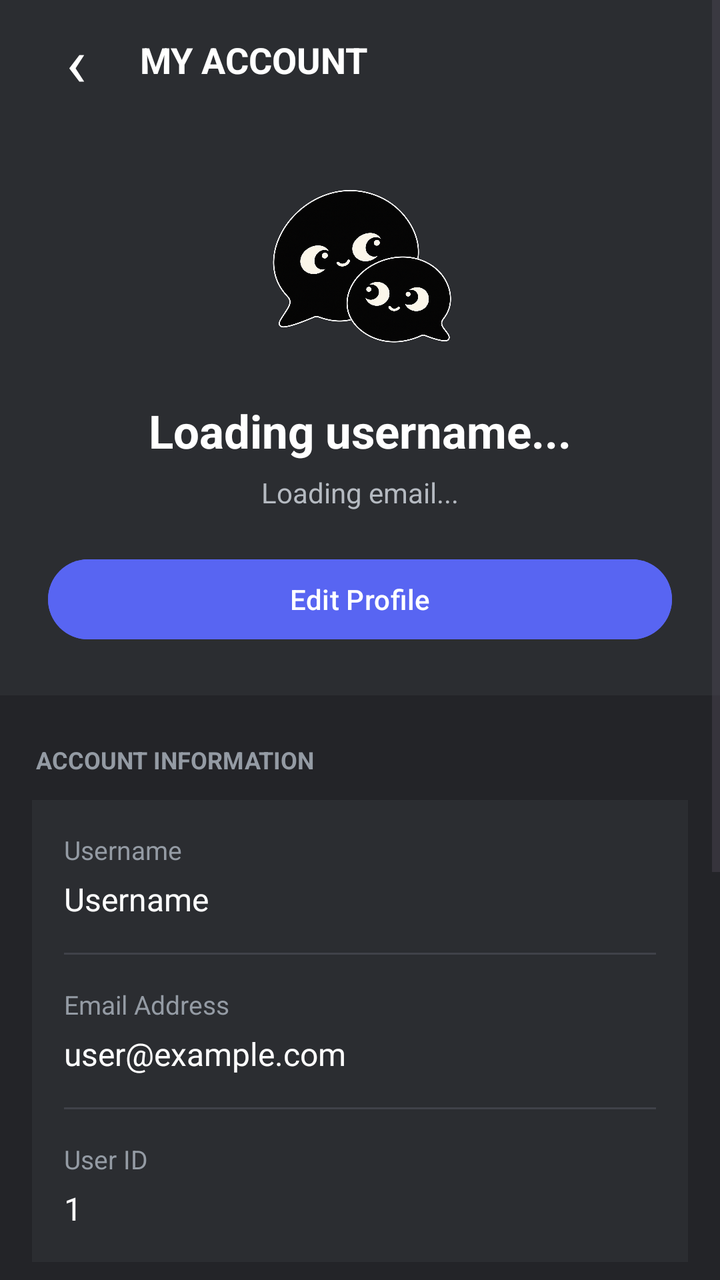
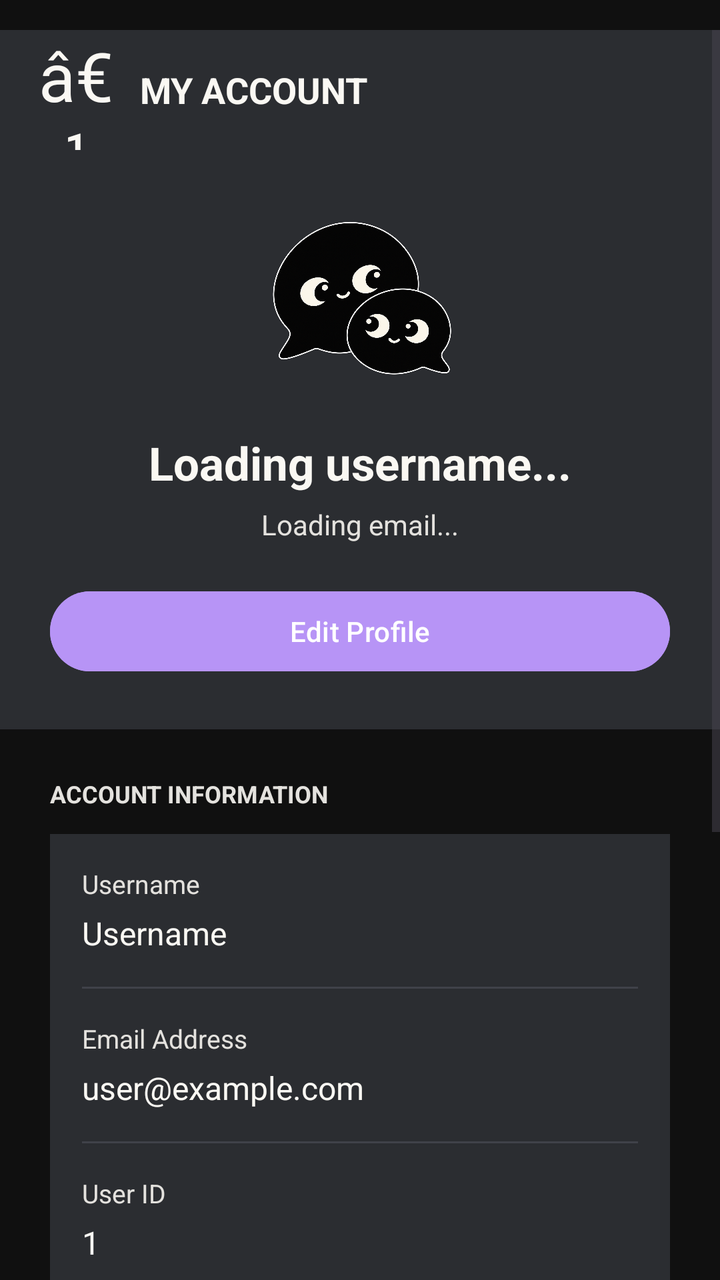

Before-and-after screenshots of an Android layout around one commit, followed by the original layout XML and the change that was made.
<!-- AndroidManifest.xml: application theme Theme.Yappy -->
<!-- res/layout/activity_account.xml -->
<?xml version="1.0" encoding="utf-8"?>
<ScrollView
    xmlns:android="http://schemas.android.com/apk/res/android"
    android:layout_width="match_parent"
    android:layout_height="match_parent"
    android:background="#232428"
    android:fillViewport="true">

    <LinearLayout
        android:layout_width="match_parent"
        android:layout_height="wrap_content"
        android:orientation="vertical"
        android:paddingBottom="24dp">

        

        <LinearLayout
            android:layout_width="match_parent"
            android:layout_height="60dp"
            android:gravity="center_vertical"
            android:orientation="horizontal"
            android:paddingHorizontal="18dp"
            android:background="#2B2D31">

            <TextView
                android:id="@+id/backButton"
                android:layout_width="40dp"
                android:layout_height="match_parent"
                android:gravity="center"
                android:text="‹"
                android:textColor="#FFFFFF"
                android:textSize="34sp"
                android:contentDescription="Back" />

            <TextView
                android:layout_width="wrap_content"
                android:layout_height="wrap_content"
                android:layout_marginStart="12dp"
                android:text="MY ACCOUNT"
                android:textColor="#FFFFFF"
                android:textSize="18sp"
                android:textStyle="bold" />

        </LinearLayout>

        

        <LinearLayout
            android:layout_width="match_parent"
            android:layout_height="wrap_content"
            android:orientation="vertical"
            android:gravity="center"
            android:padding="24dp"
            android:background="#2B2D31">

            <ImageView
                android:layout_width="100dp"
                android:layout_height="100dp"
                android:src="@drawable/logo"
                android:contentDescription="Profile avatar" />

            <TextView
                android:id="@+id/profileUsername"
                android:layout_width="wrap_content"
                android:layout_height="wrap_content"
                android:layout_marginTop="16dp"
                android:text="Loading username..."
                android:textColor="#FFFFFF"
                android:textSize="23sp"
                android:textStyle="bold" />

            <TextView
                android:id="@+id/profileEmail"
                android:layout_width="wrap_content"
                android:layout_height="wrap_content"
                android:layout_marginTop="6dp"
                android:text="Loading email..."
                android:textColor="#B5BAC1"
                android:textSize="14sp" />

            <Button
                android:id="@+id/editProfileButton"
                android:layout_width="match_parent"
                android:layout_height="48dp"
                android:layout_marginTop="20dp"
                android:backgroundTint="#5865F2"
                android:text="Edit Profile"
                android:textColor="#FFFFFF" />

        </LinearLayout>

        

        <TextView
            android:layout_width="match_parent"
            android:layout_height="wrap_content"
            android:paddingStart="18dp"
            android:paddingTop="24dp"
            android:paddingBottom="12dp"
            android:text="ACCOUNT INFORMATION"
            android:textColor="#949BA4"
            android:textSize="12sp"
            android:textStyle="bold" />

        <LinearLayout
            android:layout_width="match_parent"
            android:layout_height="wrap_content"
            android:layout_marginHorizontal="16dp"
            android:background="#2B2D31"
            android:orientation="vertical"
            android:padding="16dp">

            <TextView
                android:layout_width="wrap_content"
                android:layout_height="wrap_content"
                android:text="Username"
                android:textColor="#949BA4"
                android:textSize="13sp" />

            <TextView
                android:id="@+id/accountUsername"
                android:layout_width="match_parent"
                android:layout_height="wrap_content"
                android:layout_marginTop="5dp"
                android:text="Username"
                android:textColor="#FFFFFF"
                android:textSize="16sp" />

            <View
                android:layout_width="match_parent"
                android:layout_height="1dp"
                android:layout_marginVertical="16dp"
                android:background="#404249" />

            <TextView
                android:layout_width="wrap_content"
                android:layout_height="wrap_content"
                android:text="Email Address"
                android:textColor="#949BA4"
                android:textSize="13sp" />

            <TextView
                android:id="@+id/accountEmail"
                android:layout_width="match_parent"
                android:layout_height="wrap_content"
                android:layout_marginTop="5dp"
                android:text="user@example.com"
                android:textColor="#FFFFFF"
                android:textSize="16sp" />

            <View
                android:layout_width="match_parent"
                android:layout_height="1dp"
                android:layout_marginVertical="16dp"
                android:background="#404249" />

            <TextView
                android:layout_width="wrap_content"
                android:layout_height="wrap_content"
                android:text="User ID"
                android:textColor="#949BA4"
                android:textSize="13sp" />

            <TextView
                android:id="@+id/accountUserId"
                android:layout_width="match_parent"
                android:layout_height="wrap_content"
                android:layout_marginTop="5dp"
                android:text="1"
                android:textColor="#FFFFFF"
                android:textSize="16sp" />

        </LinearLayout>

        

        <TextView
            android:layout_width="match_parent"
            android:layout_height="wrap_content"
            android:paddingStart="18dp"
            android:paddingTop="24dp"
            android:paddingBottom="12dp"
            android:text="ACCOUNT SETTINGS"
            android:textColor="#949BA4"
            android:textSize="12sp"
            android:textStyle="bold" />

        <LinearLayout
            android:layout_width="match_parent"
            android:layout_height="wrap_content"
            android:layout_marginHorizontal="16dp"
            android:background="#2B2D31"
            android:orientation="vertical"
            android:paddingHorizontal="16dp">

            <TextView
                android:layout_width="match_parent"
                android:layout_height="52dp"
                android:gravity="center_vertical"
                android:text="🔔   Notifications                         ›"
                android:textColor="#FFFFFF"
                android:textSize="15sp" />

            <View
                android:layout_width="match_parent"
                android:layout_height="1dp"
                android:background="#404249" />

            <TextView
                android:layout_width="match_parent"
                android:layout_height="52dp"
                android:gravity="center_vertical"
                android:text="🔒   Privacy                                  ›"
                android:textColor="#FFFFFF"
                android:textSize="15sp" />

            <View
                android:layout_width="match_parent"
                android:layout_height="1dp"
                android:background="#404249" />

            <TextView
                android:layout_width="match_parent"
                android:layout_height="52dp"
                android:gravity="center_vertical"
                android:text="⚙   Preferences                           ›"
                android:textColor="#FFFFFF"
                android:textSize="15sp" />

        </LinearLayout>

        

        <Button
            android:id="@+id/logoutButton"
            android:layout_width="match_parent"
            android:layout_height="50dp"
            android:layout_marginHorizontal="16dp"
            android:layout_marginTop="24dp"
            android:backgroundTint="#ED4245"
            android:text="Log Out"
            android:textColor="#FFFFFF" />

    </LinearLayout>

</ScrollView>
<!-- resources referenced by this layout -->
<resources>
  <!-- drawable logo: png bitmap (drawable, 888355 bytes) -->
  <style name="Theme.Yappy" parent="Base.Theme.Yappy" />
  <style name="Base.Theme.Yappy" parent="Theme.Material3.DayNight.NoActionBar">
          
          
      </style>
</resources>

<!-- the commit's change to res/layout/activity_account.xml (unified diff, before → after) -->
@@ -1,18 +1,20 @@
-<?xml version="1.0" encoding="utf-8"?>
+﻿<?xml version="1.0" encoding="utf-8"?>
+
 <ScrollView
     xmlns:android="http://schemas.android.com/apk/res/android"
     android:layout_width="match_parent"
     android:layout_height="match_parent"
-    android:background="#232428"
-    android:fillViewport="true">
+    android:background="@color/black"
+    android:fillViewport="true"
+    android:paddingTop="15dp"
+    android:paddingBottom="25dp"
+    android:clipToPadding="false">
 
     <LinearLayout
         android:layout_width="match_parent"
         android:layout_height="wrap_content"
         android:orientation="vertical"
-        android:paddingBottom="24dp">
-
-        
+        android:paddingBottom="25dp">
 
         <LinearLayout
             android:layout_width="match_parent"
@@ -27,8 +29,8 @@
                 android:layout_width="40dp"
                 android:layout_height="match_parent"
                 android:gravity="center"
-                android:text="‹"
-                android:textColor="#FFFFFF"
+                android:text="â€¹"
+                android:textColor="@color/warm_white"
                 android:textSize="34sp"
                 android:contentDescription="Back" />
 
@@ -37,20 +39,18 @@
                 android:layout_height="wrap_content"
                 android:layout_marginStart="12dp"
                 android:text="MY ACCOUNT"
-                android:textColor="#FFFFFF"
+                android:textColor="@color/warm_white"
                 android:textSize="18sp"
                 android:textStyle="bold" />
 
         </LinearLayout>
 
-        
-
         <LinearLayout
             android:layout_width="match_parent"
             android:layout_height="wrap_content"
             android:orientation="vertical"
             android:gravity="center"
-            android:padding="24dp"
+            android:padding="25dp"
             android:background="#2B2D31">
 
             <ImageView
@@ -65,7 +65,7 @@
                 android:layout_height="wrap_content"
                 android:layout_marginTop="16dp"
                 android:text="Loading username..."
-                android:textColor="#FFFFFF"
+                android:textColor="@color/warm_white"
                 android:textSize="23sp"
                 android:textStyle="bold" />
 
@@ -75,7 +75,7 @@
                 android:layout_height="wrap_content"
                 android:layout_marginTop="6dp"
                 android:text="Loading email..."
-                android:textColor="#B5BAC1"
+                android:textColor="@color/soft_border"
                 android:textSize="14sp" />
 
             <Button
@@ -83,29 +83,27 @@
                 android:layout_width="match_parent"
                 android:layout_height="48dp"
                 android:layout_marginTop="20dp"
-                android:backgroundTint="#5865F2"
+                android:backgroundTint="@color/purple"
                 android:text="Edit Profile"
-                android:textColor="#FFFFFF" />
-
-        </LinearLayout>
-
-        
+                android:textColor="@color/white" />
+
+        </LinearLayout>
 
         <TextView
             android:layout_width="match_parent"
             android:layout_height="wrap_content"
-            android:paddingStart="18dp"
+            android:paddingHorizontal="25dp"
             android:paddingTop="24dp"
             android:paddingBottom="12dp"
             android:text="ACCOUNT INFORMATION"
-            android:textColor="#949BA4"
+            android:textColor="@color/soft_border"
             android:textSize="12sp"
             android:textStyle="bold" />
 
         <LinearLayout
             android:layout_width="match_parent"
             android:layout_height="wrap_content"
-            android:layout_marginHorizontal="16dp"
+            android:layout_marginHorizontal="25dp"
             android:background="#2B2D31"
             android:orientation="vertical"
             android:padding="16dp">
@@ -114,7 +112,7 @@
                 android:layout_width="wrap_content"
                 android:layout_height="wrap_content"
                 android:text="Username"
-                android:textColor="#949BA4"
+                android:textColor="@color/soft_border"
                 android:textSize="13sp" />
 
             <TextView
@@ -123,7 +121,7 @@
                 android:layout_height="wrap_content"
                 android:layout_marginTop="5dp"
                 android:text="Username"
-                android:textColor="#FFFFFF"
+                android:textColor="@color/warm_white"
                 android:textSize="16sp" />
 
             <View
@@ -136,7 +134,7 @@
                 android:layout_width="wrap_content"
                 android:layout_height="wrap_content"
                 android:text="Email Address"
-                android:textColor="#949BA4"
+                android:textColor="@color/soft_border"
                 android:textSize="13sp" />
 
             <TextView
@@ -145,7 +143,7 @@
                 android:layout_height="wrap_content"
                 android:layout_marginTop="5dp"
                 android:text="user@example.com"
-                android:textColor="#FFFFFF"
+                android:textColor="@color/warm_white"
                 android:textSize="16sp" />
 
             <View
@@ -158,7 +156,7 @@
                 android:layout_width="wrap_content"
                 android:layout_height="wrap_content"
                 android:text="User ID"
-                android:textColor="#949BA4"
+                android:textColor="@color/soft_border"
                 android:textSize="13sp" />
 
             <TextView
@@ -167,28 +165,26 @@
                 android:layout_height="wrap_content"
                 android:layout_marginTop="5dp"
                 android:text="1"
-                android:textColor="#FFFFFF"
+                android:textColor="@color/warm_white"
                 android:textSize="16sp" />
 
         </LinearLayout>
 
-        
-
         <TextView
             android:layout_width="match_parent"
             android:layout_height="wrap_content"
-            android:paddingStart="18dp"
+            android:paddingHorizontal="25dp"
             android:paddingTop="24dp"
             android:paddingBottom="12dp"
             android:text="ACCOUNT SETTINGS"
-            android:textColor="#949BA4"
+            android:textColor="@color/soft_border"
             android:textSize="12sp"
             android:textStyle="bold" />
 
         <LinearLayout
             android:layout_width="match_parent"
             android:layout_height="wrap_content"
-            android:layout_marginHorizontal="16dp"
+            android:layout_marginHorizontal="25dp"
             android:background="#2B2D31"
             android:orientation="vertical"
             android:paddingHorizontal="16dp">
@@ -197,8 +193,8 @@
                 android:layout_width="match_parent"
                 android:layout_height="52dp"
                 android:gravity="center_vertical"
-                android:text="🔔   Notifications                         ›"
-                android:textColor="#FFFFFF"
+                android:text="ðŸ””   Notifications                         â€º"
+                android:textColor="@color/warm_white"
                 android:textSize="15sp" />
 
             <View
@@ -210,8 +206,8 @@
                 android:layout_width="match_parent"
                 android:layout_height="52dp"
                 android:gravity="center_vertical"
-                android:text="🔒   Privacy                                  ›"
-                android:textColor="#FFFFFF"
+                android:text="ðŸ”’   Privacy                                  â€º"
+                android:textColor="@color/warm_white"
                 android:textSize="15sp" />
 
             <View
@@ -223,23 +219,21 @@
                 android:layout_width="match_parent"
                 android:layout_height="52dp"
                 android:gravity="center_vertical"
-                android:text="⚙   Preferences                           ›"
-                android:textColor="#FFFFFF"
+                android:text="âš™   Preferences                           â€º"
+                android:textColor="@color/warm_white"
                 android:textSize="15sp" />
 
         </LinearLayout>
-
-        
 
         <Button
             android:id="@+id/logoutButton"
             android:layout_width="match_parent"
             android:layout_height="50dp"
-            android:layout_marginHorizontal="16dp"
+            android:layout_marginHorizontal="25dp"
             android:layout_marginTop="24dp"
             android:backgroundTint="#ED4245"
             android:text="Log Out"
-            android:textColor="#FFFFFF" />
+            android:textColor="@color/white" />
 
     </LinearLayout>
 
<!-- resource entries referenced after the edit -->
@@ -1,10 +1,13 @@
 <!-- resources referenced by this layout -->
 <resources>
+  <color name="black">#101010</color>
+  <color name="purple">#B794F6</color>
+  <color name="soft_border">#E4E2DE</color>
+  <color name="warm_white">#FAF8F3</color>
+  <color name="white">#FFFFFFFF</color>
   <!-- drawable logo: png bitmap (drawable, 888355 bytes) -->
   <style name="Theme.Yappy" parent="Base.Theme.Yappy" />
   <style name="Base.Theme.Yappy" parent="Theme.Material3.DayNight.NoActionBar">
-          
-          
       </style>
 </resources>
 
